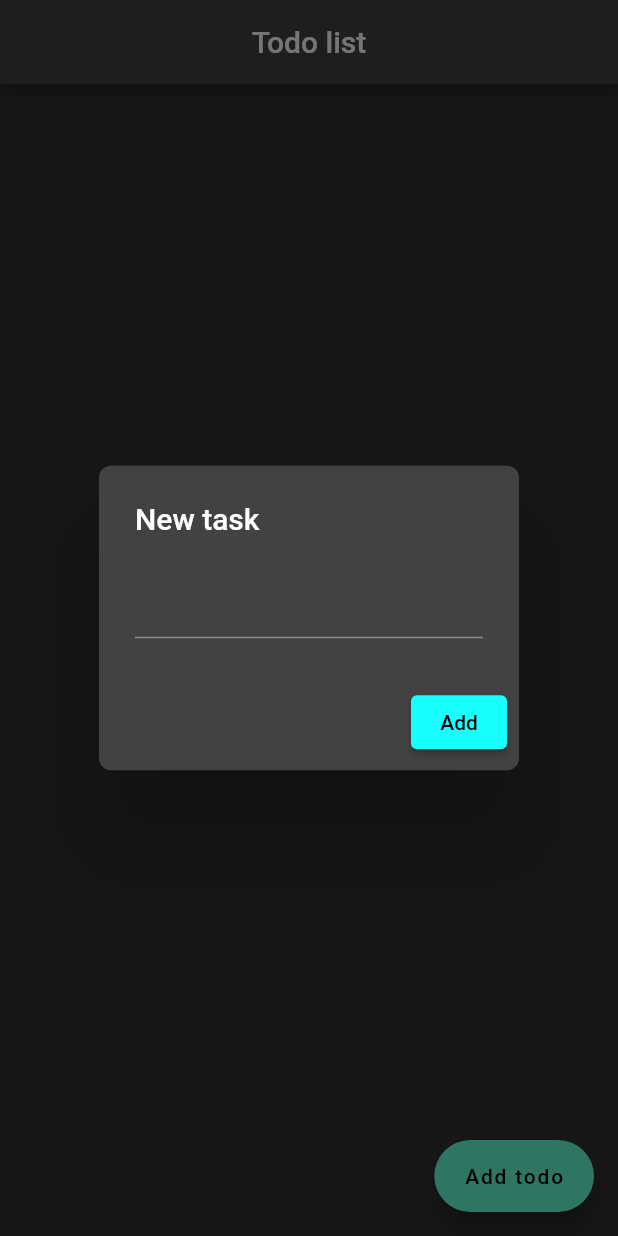
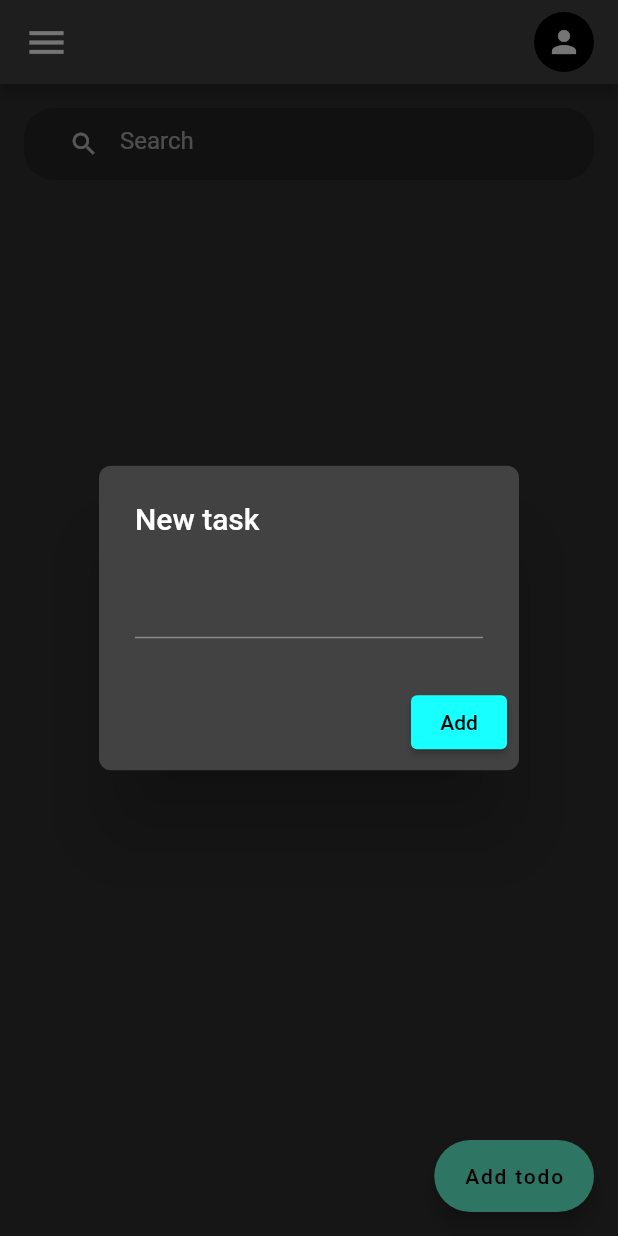
Before and after one commit to dieutrinh28/flutter-todo-app, a Flutter app: the screen it shows after launch, after a tap on "Add todo", on a phone screen of 412 x 824 dp. Run offline on Flutter 3.47's test engine with Material 2 defaults, Android fonts, the phone set to English and light mode, and no system bars; our stand-ins replace cloud_firestore, firebase_core; accounts and stored records are empty.

Commit message:
search-to-do

```diff
--- a/lib/main.dart
+++ b/lib/main.dart
@@ -1,5 +1,6 @@
 import 'package:firebase_core/firebase_core.dart';
 import 'package:flutter/material.dart';
+import 'package:flutter/services.dart';
 import 'package:todo_app/screens/todo_list.dart';
 
 void main() async {
@@ -14,6 +15,8 @@ class MyApp extends StatelessWidget {
   // This widget is the root of your application.
   @override
   Widget build(BuildContext context) {
+    SystemChrome.setSystemUIOverlayStyle(
+        const SystemUiOverlayStyle(statusBarColor: Colors.transparent));
     return MaterialApp(
       debugShowCheckedModeBanner: false,
       theme: ThemeData.dark(),
--- a/lib/screens/todo_list.dart
+++ b/lib/screens/todo_list.dart
@@ -67,7 +67,7 @@ class TodoListState extends State<TodoList> {
           shape: RoundedRectangleBorder(
             borderRadius: BorderRadius.circular(8),
           ),
-          title: const Text('Edit todo'),
+          title: const Text('Edit task'),
           content: TextField(
             onChanged: (String value) {
               newTitle = value;
@@ -101,18 +101,72 @@ class TodoListState extends State<TodoList> {
     TodoManager.deleteTodo(id);
   }
 
+  void searchTodo(String searchTitle) {
+    bool isSearching = false;
+    if (searchTitle.isEmpty) {
+      setState(() {
+        isSearching = false;
+        todoListStream = TodoManager.getTodoList();
+      });
+    } else {
+      setState(() {
+        isSearching = true;
+        todoListStream = TodoManager.searchTodoByTitle(searchTitle);
+      });
+    }
+  }
+
   @override
   Widget build(BuildContext context) {
     return Scaffold(
       appBar: AppBar(
-        title: const Text('Todo list'),
-        centerTitle: true,
+        title: Row(
+          mainAxisAlignment: MainAxisAlignment.spaceBetween,
+          children: const [
+            Icon(
+              Icons.menu,
+              size: 30,
+            ),
+            SizedBox(
+              height: 40,
+              width: 40,
+              child: CircleAvatar(
+                child: Icon(Icons.person),
+              ),
+            )
+          ],
+        ),
       ),
       floatingActionButton: FloatingActionButton.extended(
         onPressed: onAddTodoClick,
         label: const Text('Add todo'),
       ),
-      body: StreamBuilder(
+      body: Container(
+        child: Column(
+          children: [
+            Container(
+              padding: EdgeInsets.symmetric(horizontal: 16),
+              margin: EdgeInsets.all(16),
+              decoration: BoxDecoration(
+                color: Colors.black26,
+                borderRadius: BorderRadius.circular(20),
+              ),
+              child: TextField(
+                decoration: const InputDecoration(
+                  prefixIcon: Icon(
+                    Icons.search,
+                    size: 20,
+                  ),
+                  hintText: 'Search',
+                  border: InputBorder.none,
+                ),
+                onChanged: (value) {
+                  searchTodo(value);
+                },
+              ),
+            ),
+            Expanded(
+              child: StreamBuilder(
                 stream: todoListStream,
                 builder: (context, snapshot) {
                   if (snapshot.hasError) {
@@ -120,23 +174,21 @@ class TodoListState extends State<TodoList> {
                   }
 
                   if (snapshot.connectionState == ConnectionState.waiting) {
-            return const Center(child: Text("Loading"));
+                    return const Center(child: CircularProgressIndicator());
                   }
+
                   return ListView.builder(
                     itemCount: snapshot.data?.docs.length,
                     padding: const EdgeInsets.all(12),
                     itemBuilder: (BuildContext context, int index) {
                       final document = snapshot.data?.docs[index];
-
                       String title = document['title'];
                       bool isCompleted = document['isCompleted'];
 
                       return Dismissible(
                         key: Key(document.id),
                         direction: DismissDirection.horizontal,
-                background: Container(
-
-                ),
+                        background: Container(),
                         secondaryBackground: Container(
                           alignment: AlignmentDirectional.centerEnd,
                           padding: const EdgeInsets.only(right: 16),
@@ -200,11 +252,13 @@ class TodoListState extends State<TodoList> {
                                     "Are you sure you wish to delete this item?"),
                                 actions: <Widget>[
                                   TextButton(
-                            onPressed: () => Navigator.of(context).pop(false),
+                                    onPressed: () =>
+                                        Navigator.of(context).pop(false),
                                     child: const Text("Cancel"),
                                   ),
                                   TextButton(
-                            onPressed: () => Navigator.of(context).pop(true),
+                                    onPressed: () =>
+                                        Navigator.of(context).pop(true),
                                     child: const Text("Delete"),
                                   ),
                                 ],
@@ -217,6 +271,10 @@ class TodoListState extends State<TodoList> {
                   );
                 },
               ),
+            ),
+          ],
+        ),
+      ),
     );
   }
 }
--- a/pubspec.yaml
+++ b/pubspec.yaml
@@ -61,9 +61,8 @@ flutter:
   uses-material-design: true
 
   # To add assets to your application, add an assets section, like this:
-  # assets:
-  #   - images/a_dot_burr.jpeg
-  #   - images/a_dot_ham.jpeg
+  assets:
+    - images/
 
   # An image asset can refer to one or more resolution-specific "variants", see
   # https://flutter.dev/assets-and-images/#resolution-aware
```
Also changed, not shown: lib/services/todo_manager.dart (+11 -3 lines), assets/images/avatar.jpg (added). Lines whose indentation alone changed are shown as unchanged.
